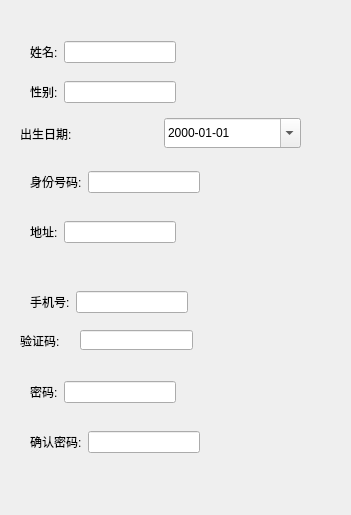
This is PEIS_Client/registerdialog.ui in ooohhhj/PEIS as Qt 5 draws it before an edit. The edited form follows.
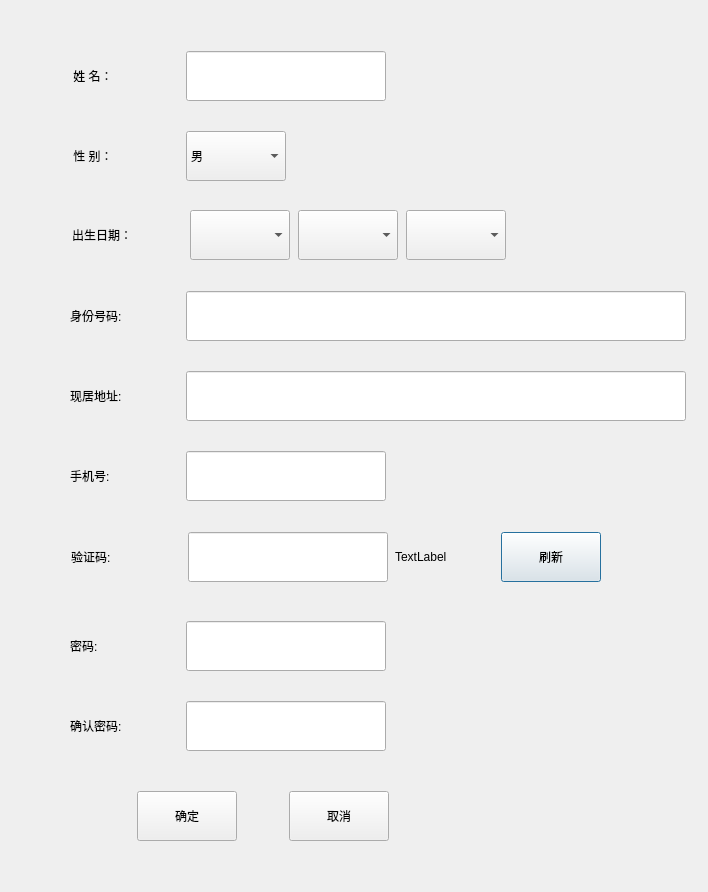
This is the edited form. Icons and pictures are not drawn.

Commit message: 设计注册界面并实现了出生日期范围选项

```diff
--- a/PEIS_Client/registerdialog.ui
+++ b/PEIS_Client/registerdialog.ui
@@ -6,8 +6,8 @@
    <rect>
     <x>0</x>
     <y>0</y>
-    <width>351</width>
-    <height>515</height>
+    <width>708</width>
+    <height>892</height>
    </rect>
   </property>
   <property name="windowTitle">
@@ -18,139 +18,184 @@
 background-repeat:no-repeat;
 background-position:center;</string>
   </property>
-  <widget class="QLabel" name="label_2">
-   <property name="geometry">
-    <rect>
-     <x>20</x>
-     <y>330</y>
-     <width>51</width>
-     <height>21</height>
-    </rect>
-   </property>
-   <property name="text">
-    <string>验证码:</string>
-   </property>
-  </widget>
-  <widget class="QLineEdit" name="lineEdit_7">
-   <property name="geometry">
-    <rect>
-     <x>80</x>
-     <y>330</y>
-     <width>113</width>
-     <height>20</height>
-    </rect>
-   </property>
-  </widget>
   <widget class="QWidget" name="layoutWidget">
    <property name="geometry">
     <rect>
-     <x>30</x>
-     <y>40</y>
-     <width>146</width>
-     <height>24</height>
+     <x>70</x>
+     <y>50</y>
+     <width>318</width>
+     <height>52</height>
     </rect>
    </property>
-   <layout class="QHBoxLayout" name="horizontalLayout">
+   <layout class="QHBoxLayout" name="NamehLayout">
     <item>
-     <widget class="QLabel" name="label_3">
+     <widget class="QLabel" name="nameLabel">
+      <property name="minimumSize">
+       <size>
+        <width>110</width>
+        <height>50</height>
+       </size>
+      </property>
+      <property name="maximumSize">
+       <size>
+        <width>110</width>
+        <height>50</height>
+       </size>
+      </property>
       <property name="text">
-       <string>姓名:</string>
+       <string> 姓 名：</string>
       </property>
      </widget>
     </item>
     <item>
-     <widget class="QLineEdit" name="lineEdit"/>
+     <widget class="QLineEdit" name="nameLineEdit">
+      <property name="minimumSize">
+       <size>
+        <width>200</width>
+        <height>50</height>
+       </size>
+      </property>
+      <property name="maximumSize">
+       <size>
+        <width>200</width>
+        <height>50</height>
+       </size>
+      </property>
+     </widget>
     </item>
    </layout>
   </widget>
   <widget class="QWidget" name="layoutWidget">
    <property name="geometry">
     <rect>
-     <x>30</x>
-     <y>80</y>
-     <width>146</width>
-     <height>24</height>
+     <x>70</x>
+     <y>130</y>
+     <width>218</width>
+     <height>52</height>
     </rect>
    </property>
-   <layout class="QHBoxLayout" name="horizontalLayout_2">
+   <layout class="QHBoxLayout" name="SexhLayout">
     <item>
-     <widget class="QLabel" name="label_4">
+     <widget class="QLabel" name="setLabel">
+      <property name="minimumSize">
+       <size>
+        <width>110</width>
+        <height>50</height>
+       </size>
+      </property>
+      <property name="maximumSize">
+       <size>
+        <width>110</width>
+        <height>50</height>
+       </size>
+      </property>
       <property name="text">
-       <string>性别:</string>
+       <string> 性 别：</string>
       </property>
      </widget>
     </item>
     <item>
-     <widget class="QLineEdit" name="lineEdit_2"/>
+     <widget class="QComboBox" name="sexComboBox">
+      <property name="minimumSize">
+       <size>
+        <width>100</width>
+        <height>50</height>
+       </size>
+      </property>
+      <property name="maximumSize">
+       <size>
+        <width>100</width>
+        <height>50</height>
+       </size>
+      </property>
+      <item>
+       <property name="text">
+        <string>男</string>
+       </property>
+      </item>
+      <item>
+       <property name="text">
+        <string>女</string>
+       </property>
+      </item>
+     </widget>
     </item>
    </layout>
   </widget>
   <widget class="QWidget" name="layoutWidget">
    <property name="geometry">
     <rect>
-     <x>20</x>
-     <y>113</y>
-     <width>281</width>
-     <height>41</height>
+     <x>70</x>
+     <y>210</y>
+     <width>441</width>
+     <height>51</height>
     </rect>
    </property>
    <layout class="QHBoxLayout" name="horizontalLayout_3">
     <item>
      <widget class="QLabel" name="birthLabel">
+      <property name="minimumSize">
+       <size>
+        <width>110</width>
+        <height>50</height>
+       </size>
+      </property>
+      <property name="maximumSize">
+       <size>
+        <width>110</width>
+        <height>50</height>
+       </size>
+      </property>
       <property name="text">
-       <string>出生日期:</string>
+       <string>出生日期：</string>
       </property>
      </widget>
     </item>
     <item>
-     <widget class="QDateEdit" name="birthDateEdit">
+     <widget class="QComboBox" name="yearComboBox">
       <property name="minimumSize">
        <size>
-        <width>0</width>
-        <height>30</height>
+        <width>100</width>
+        <height>50</height>
        </size>
       </property>
       <property name="maximumSize">
        <size>
-        <width>16777215</width>
-        <height>30</height>
+        <width>100</width>
+        <height>50</height>
        </size>
       </property>
-      <property name="maximumDateTime">
-       <datetime>
-        <hour>15</hour>
-        <minute>59</minute>
-        <second>59</second>
-        <year>2024</year>
-        <month>12</month>
-        <day>31</day>
-       </datetime>
+     </widget>
+    </item>
+    <item>
+     <widget class="QComboBox" name="monthComboBox">
+      <property name="minimumSize">
+       <size>
+        <width>100</width>
+        <height>50</height>
+       </size>
       </property>
-      <property name="maximumDate">
-       <date>
-        <year>2024</year>
-        <month>12</month>
-        <day>31</day>
-       </date>
+      <property name="maximumSize">
+       <size>
+        <width>100</width>
+        <height>50</height>
+       </size>
       </property>
-      <property name="minimumDate">
-       <date>
-        <year>1900</year>
-        <month>9</month>
-        <day>13</day>
-       </date>
+     </widget>
+    </item>
+    <item>
+     <widget class="QComboBox" name="dayComboBox">
+      <property name="minimumSize">
+       <size>
+        <width>100</width>
+        <height>50</height>
+       </size>
       </property>
-      <property name="currentSection">
-       <enum>QDateTimeEdit::YearSection</enum>
-      </property>
-      <property name="displayFormat">
-       <string>yyyy-MM-dd</string>
-      </property>
-      <property name="calendarPopup">
-       <bool>true</bool>
-      </property>
-      <property name="timeSpec">
-       <enum>Qt::UTC</enum>
+      <property name="maximumSize">
+       <size>
+        <width>100</width>
+        <height>50</height>
+       </size>
       </property>
      </widget>
     </item>
@@ -159,110 +204,419 @@
   <widget class="QWidget" name="layoutWidget">
    <property name="geometry">
     <rect>
-     <x>30</x>
-     <y>170</y>
-     <width>170</width>
-     <height>24</height>
+     <x>70</x>
+     <y>290</y>
+     <width>618</width>
+     <height>52</height>
     </rect>
    </property>
    <layout class="QHBoxLayout" name="horizontalLayout_4">
     <item>
      <widget class="QLabel" name="label_6">
+      <property name="minimumSize">
+       <size>
+        <width>110</width>
+        <height>50</height>
+       </size>
+      </property>
+      <property name="maximumSize">
+       <size>
+        <width>110</width>
+        <height>50</height>
+       </size>
+      </property>
       <property name="text">
        <string>身份号码:</string>
       </property>
      </widget>
     </item>
     <item>
-     <widget class="QLineEdit" name="lineEdit_4"/>
+     <widget class="QLineEdit" name="lineEdit_4">
+      <property name="minimumSize">
+       <size>
+        <width>500</width>
+        <height>50</height>
+       </size>
+      </property>
+      <property name="maximumSize">
+       <size>
+        <width>500</width>
+        <height>50</height>
+       </size>
+      </property>
+     </widget>
     </item>
    </layout>
   </widget>
   <widget class="QWidget" name="layoutWidget">
    <property name="geometry">
     <rect>
-     <x>30</x>
-     <y>220</y>
-     <width>146</width>
-     <height>24</height>
+     <x>70</x>
+     <y>370</y>
+     <width>618</width>
+     <height>52</height>
     </rect>
    </property>
    <layout class="QHBoxLayout" name="horizontalLayout_5">
     <item>
      <widget class="QLabel" name="label_7">
+      <property name="minimumSize">
+       <size>
+        <width>110</width>
+        <height>50</height>
+       </size>
+      </property>
+      <property name="maximumSize">
+       <size>
+        <width>110</width>
+        <height>50</height>
+       </size>
+      </property>
       <property name="text">
-       <string>地址:</string>
+       <string>现居地址:</string>
       </property>
      </widget>
     </item>
     <item>
-     <widget class="QLineEdit" name="lineEdit_5"/>
+     <widget class="QLineEdit" name="lineEdit_5">
+      <property name="minimumSize">
+       <size>
+        <width>500</width>
+        <height>50</height>
+       </size>
+      </property>
+      <property name="maximumSize">
+       <size>
+        <width>500</width>
+        <height>50</height>
+       </size>
+      </property>
+     </widget>
     </item>
    </layout>
   </widget>
   <widget class="QWidget" name="layoutWidget">
    <property name="geometry">
     <rect>
-     <x>30</x>
-     <y>290</y>
-     <width>158</width>
-     <height>24</height>
+     <x>70</x>
+     <y>450</y>
+     <width>318</width>
+     <height>52</height>
     </rect>
    </property>
    <layout class="QHBoxLayout" name="horizontalLayout_6">
     <item>
      <widget class="QLabel" name="label">
+      <property name="minimumSize">
+       <size>
+        <width>110</width>
+        <height>50</height>
+       </size>
+      </property>
+      <property name="maximumSize">
+       <size>
+        <width>110</width>
+        <height>50</height>
+       </size>
+      </property>
       <property name="text">
        <string>手机号:</string>
       </property>
      </widget>
     </item>
     <item>
-     <widget class="QLineEdit" name="lineEdit_6"/>
+     <widget class="QLineEdit" name="lineEdit_6">
+      <property name="minimumSize">
+       <size>
+        <width>200</width>
+        <height>50</height>
+       </size>
+      </property>
+      <property name="maximumSize">
+       <size>
+        <width>200</width>
+        <height>50</height>
+       </size>
+      </property>
+     </widget>
     </item>
    </layout>
   </widget>
   <widget class="QWidget" name="layoutWidget">
    <property name="geometry">
     <rect>
-     <x>30</x>
-     <y>380</y>
-     <width>146</width>
-     <height>24</height>
+     <x>70</x>
+     <y>620</y>
+     <width>318</width>
+     <height>52</height>
     </rect>
    </property>
    <layout class="QHBoxLayout" name="horizontalLayout_7">
     <item>
-     <widget class="QLabel" name="label_8">
+     <widget class="QLabel" name="passwordLabel">
+      <property name="minimumSize">
+       <size>
+        <width>110</width>
+        <height>50</height>
+       </size>
+      </property>
+      <property name="maximumSize">
+       <size>
+        <width>110</width>
+        <height>50</height>
+       </size>
+      </property>
       <property name="text">
        <string>密码:</string>
       </property>
      </widget>
     </item>
     <item>
-     <widget class="QLineEdit" name="lineEdit_8"/>
+     <widget class="QLineEdit" name="passwordLineEdit">
+      <property name="minimumSize">
+       <size>
+        <width>200</width>
+        <height>50</height>
+       </size>
+      </property>
+      <property name="maximumSize">
+       <size>
+        <width>200</width>
+        <height>50</height>
+       </size>
+      </property>
+      <property name="echoMode">
+       <enum>QLineEdit::Password</enum>
+      </property>
+     </widget>
     </item>
    </layout>
   </widget>
   <widget class="QWidget" name="layoutWidget">
    <property name="geometry">
     <rect>
-     <x>30</x>
-     <y>430</y>
-     <width>170</width>
-     <height>24</height>
+     <x>70</x>
+     <y>700</y>
+     <width>318</width>
+     <height>52</height>
     </rect>
    </property>
    <layout class="QHBoxLayout" name="horizontalLayout_8">
     <item>
-     <widget class="QLabel" name="label_9">
+     <widget class="QLabel" name="confirmPasswordLabel">
+      <property name="minimumSize">
+       <size>
+        <width>110</width>
+        <height>50</height>
+       </size>
+      </property>
+      <property name="maximumSize">
+       <size>
+        <width>110</width>
+        <height>50</height>
+       </size>
+      </property>
       <property name="text">
        <string>确认密码:</string>
       </property>
      </widget>
     </item>
     <item>
-     <widget class="QLineEdit" name="lineEdit_9"/>
+     <widget class="QLineEdit" name="confirmPasswordLineEdit">
+      <property name="minimumSize">
+       <size>
+        <width>200</width>
+        <height>50</height>
+       </size>
+      </property>
+      <property name="maximumSize">
+       <size>
+        <width>200</width>
+        <height>50</height>
+       </size>
+      </property>
+      <property name="echoMode">
+       <enum>QLineEdit::Password</enum>
+      </property>
+     </widget>
+    </item>
+   </layout>
+  </widget>
+  <widget class="QWidget" name="layoutWidget">
+   <property name="geometry">
+    <rect>
+     <x>70</x>
+     <y>530</y>
+     <width>532</width>
+     <height>54</height>
+    </rect>
+   </property>
+   <layout class="QHBoxLayout" name="captchahLayout">
+    <item>
+     <widget class="QLabel" name="captchaLabel">
+      <property name="minimumSize">
+       <size>
+        <width>110</width>
+        <height>50</height>
+       </size>
+      </property>
+      <property name="maximumSize">
+       <size>
+        <width>110</width>
+        <height>50</height>
+       </size>
+      </property>
+      <property name="text">
+       <string>验证码:</string>
+      </property>
+     </widget>
+    </item>
+    <item>
+     <widget class="QLineEdit" name="captchaLineEdit">
+      <property name="minimumSize">
+       <size>
+        <width>200</width>
+        <height>50</height>
+       </size>
+      </property>
+      <property name="maximumSize">
+       <size>
+        <width>200</width>
+        <height>50</height>
+       </size>
+      </property>
+     </widget>
+    </item>
+    <item>
+     <layout class="QHBoxLayout" name="horizontalLayout">
+      <item>
+       <widget class="QLabel" name="showCaptchaLabel">
+        <property name="minimumSize">
+         <size>
+          <width>100</width>
+          <height>50</height>
+         </size>
+        </property>
+        <property name="maximumSize">
+         <size>
+          <width>100</width>
+          <height>50</height>
+         </size>
+        </property>
+        <property name="text">
+         <string>TextLabel</string>
+        </property>
+       </widget>
+      </item>
+      <item>
+       <widget class="QPushButton" name="refreshCaptchButton">
+        <property name="minimumSize">
+         <size>
+          <width>100</width>
+          <height>50</height>
+         </size>
+        </property>
+        <property name="maximumSize">
+         <size>
+          <width>100</width>
+          <height>50</height>
+         </size>
+        </property>
+        <property name="text">
+         <string>刷新</string>
+        </property>
+       </widget>
+      </item>
+     </layout>
+    </item>
+   </layout>
+  </widget>
+  <widget class="QWidget" name="">
+   <property name="geometry">
+    <rect>
+     <x>90</x>
+     <y>790</y>
+     <width>346</width>
+     <height>52</height>
+    </rect>
+   </property>
+   <layout class="QHBoxLayout" name="horizontalLayout_2">
+    <item>
+     <spacer name="horizontalSpacer_2">
+      <property name="orientation">
+       <enum>Qt::Horizontal</enum>
+      </property>
+      <property name="sizeHint" stdset="0">
+       <size>
+        <width>40</width>
+        <height>20</height>
+       </size>
+      </property>
+     </spacer>
+    </item>
+    <item>
+     <widget class="QPushButton" name="pushButton">
+      <property name="minimumSize">
+       <size>
+        <width>100</width>
+        <height>50</height>
+       </size>
+      </property>
+      <property name="maximumSize">
+       <size>
+        <width>100</width>
+        <height>50</height>
+       </size>
+      </property>
+      <property name="text">
+       <string>确定</string>
+      </property>
+     </widget>
+    </item>
+    <item>
+     <spacer name="horizontalSpacer">
+      <property name="orientation">
+       <enum>Qt::Horizontal</enum>
+      </property>
+      <property name="sizeHint" stdset="0">
+       <size>
+        <width>40</width>
+        <height>20</height>
+       </size>
+      </property>
+     </spacer>
+    </item>
+    <item>
+     <widget class="QPushButton" name="pushButton_2">
+      <property name="minimumSize">
+       <size>
+        <width>100</width>
+        <height>50</height>
+       </size>
+      </property>
+      <property name="maximumSize">
+       <size>
+        <width>100</width>
+        <height>50</height>
+       </size>
+      </property>
+      <property name="text">
+       <string>取消</string>
+      </property>
+     </widget>
+    </item>
+    <item>
+     <spacer name="horizontalSpacer_3">
+      <property name="orientation">
+       <enum>Qt::Horizontal</enum>
+      </property>
+      <property name="sizeHint" stdset="0">
+       <size>
+        <width>40</width>
+        <height>20</height>
+       </size>
+      </property>
+     </spacer>
     </item>
    </layout>
   </widget>
```
Left out of the diff: 14 changed lines with no effect on the pictures. The commit also changes 6 other files.
